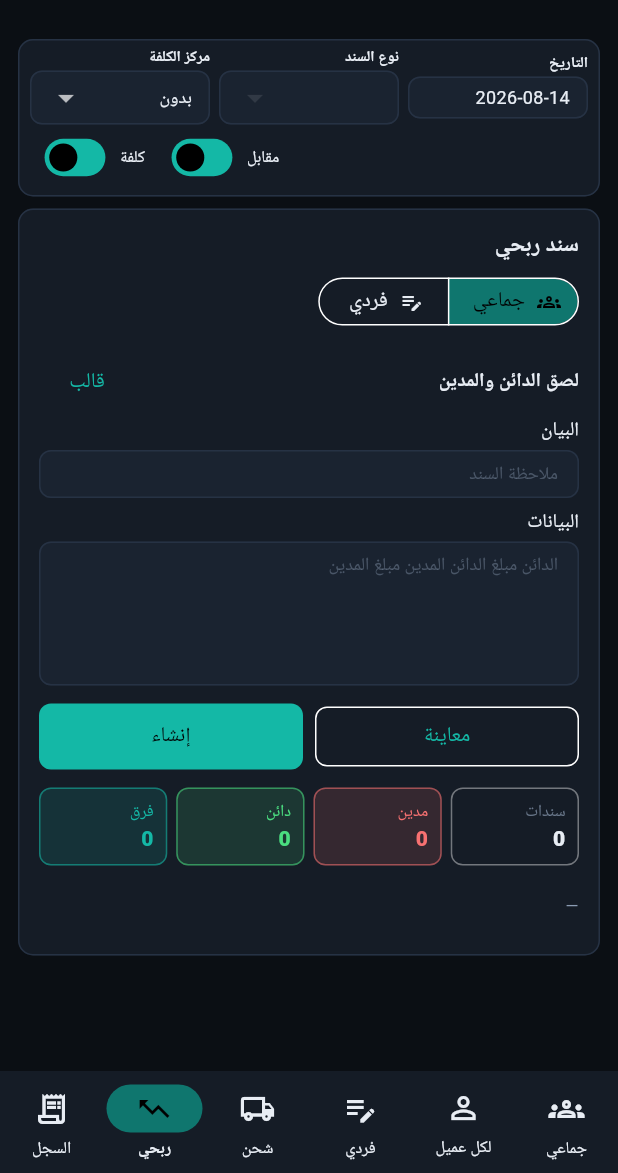
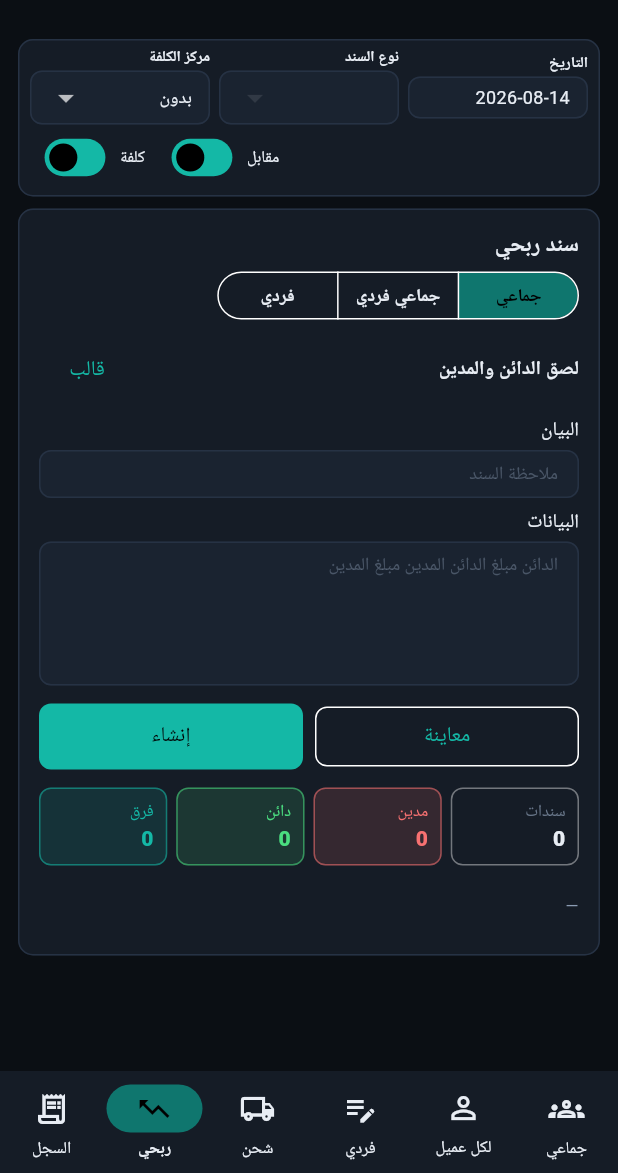
Before and after one commit to loorksy/wakeed, a Flutter app: the HomeScreen screen opened directly, item 5 of the bottom bar chosen, on a phone screen of 412 x 824 dp, the part 63-1236 px from its top. Run offline on Flutter 3.47's test engine with Material 3 defaults, Android fonts, the phone set to English and light mode, and no system bars; our stand-ins replace connectivity_plus, flutter_local_notifications, share_plus, shared_preferences, wakelock_plus; missing offline and left inert: dart:html, excel; accounts and stored records are empty; Roboto replaces fonts that are missing (Tahoma).

Commit message:
Add ربحي جماعي فردي mode: paste in bulk, post each row separately

```diff
--- a/flutter/lib/screens/home_screen.dart
+++ b/flutter/lib/screens/home_screen.dart
@@ -893,19 +893,29 @@ class _ProfitTabState extends State<ProfitTab> {
           const SizedBox(height: 8),
           SegmentedButton<String>(
             segments: const [
-              ButtonSegment(value: 'batch', label: Text('جماعي'), icon: Icon(Icons.groups_outlined, size: 16)),
-              ButtonSegment(value: 'each', label: Text('فردي'), icon: Icon(Icons.edit_note, size: 16)),
+              ButtonSegment(value: 'batch', label: Text('جماعي')),
+              ButtonSegment(value: 'split', label: Text('جماعي فردي')),
+              ButtonSegment(value: 'each', label: Text('فردي')),
             ],
-            selected: {app.profitMode},
+            selected: {app.profitMode == 'split' || app.profitMode == 'each' ? app.profitMode : 'batch'},
             onSelectionChanged: (v) => app.setProfitMode(v.first),
             showSelectedIcon: false,
-            style: const ButtonStyle(visualDensity: VisualDensity.compact),
+            style: const ButtonStyle(
+              visualDensity: VisualDensity.compact,
+              tapTargetSize: MaterialTapTargetSize.shrinkWrap,
+              textStyle: WidgetStatePropertyAll(TextStyle(fontSize: 12, fontWeight: FontWeight.w700)),
+            ),
           ),
           const SizedBox(height: 10),
-          if (app.profitMode == 'batch') ...[
+          if (app.profitMode != 'each') ...[
             Row(
               children: [
-                const Expanded(child: Text('لصق الدائن والمدين', style: TextStyle(fontWeight: FontWeight.w700))),
+                Expanded(
+                  child: Text(
+                    app.profitMode == 'split' ? 'لصق جماعي — سند منفصل لكل سطر' : 'لصق الدائن والمدين',
+                    style: const TextStyle(fontWeight: FontWeight.w700),
+                  ),
+                ),
                 TextButton(
                   onPressed: () async {
                     await Clipboard.setData(ClipboardData(text: profitSheetTemplate));
@@ -917,11 +927,21 @@ class _ProfitTabState extends State<ProfitTab> {
                 ),
               ],
             ),
+            if (app.profitMode == 'split') ...[
+              const SizedBox(height: 4),
+              Text(
+                'الصق كل السندات دفعة واحدة. عند الإنشاء يُسجَّل كل سطر سنداً منفصلاً في وكيد.',
+                style: Theme.of(context).textTheme.bodySmall,
+              ),
+            ],
+            const SizedBox(height: 8),
             const Text('البيان'),
             const SizedBox(height: 4),
             TextField(
               controller: notes,
-              decoration: const InputDecoration(hintText: 'ملاحظة السند'),
+              decoration: InputDecoration(
+                hintText: app.profitMode == 'split' ? 'ملاحظة تُضاف لكل سند' : 'ملاحظة السند',
+              ),
               onChanged: app.setNotesProfit,
             ),
             const SizedBox(height: 8),
```
Also changed, not shown: flutter/lib/state/app_controller.dart (+14 -6 lines), 1 other file.
